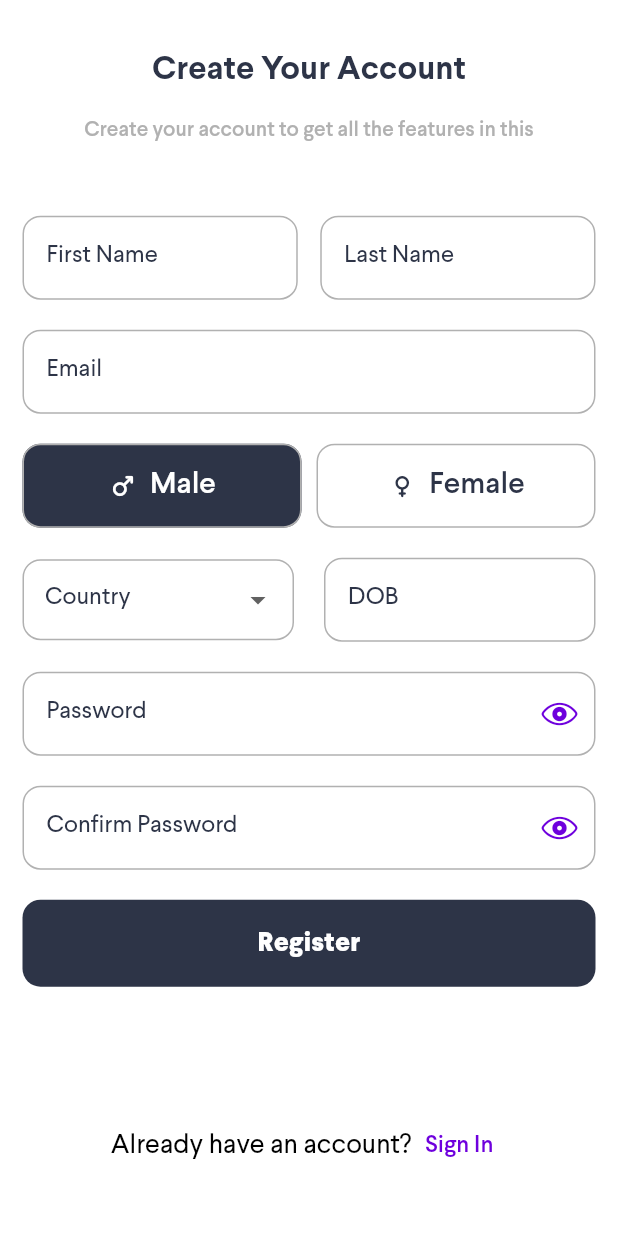
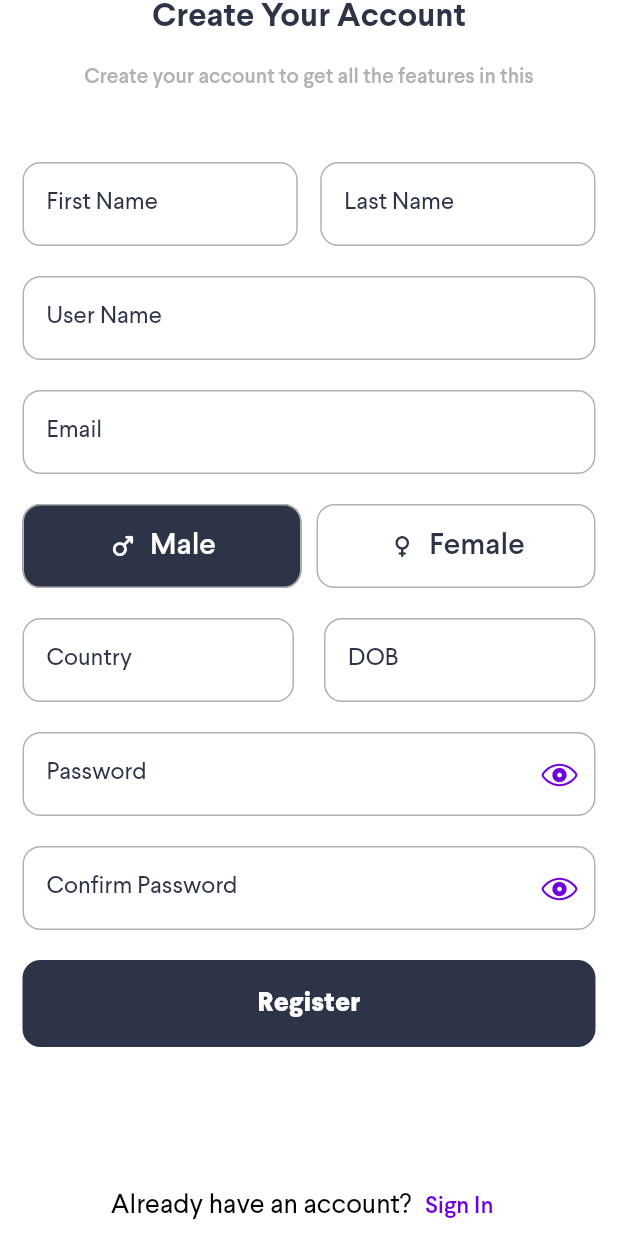
Before and after one commit to faiqkhan480/MUesdMe, a Flutter app: the RegisterScreen screen opened directly, on a phone screen of 412 x 824 dp. Run offline on Flutter 3.47's test engine with Material 2 defaults, Android fonts, the phone set to English and light mode, and no system bars; our stand-ins replace badges, country_picker, flutter_svg, flutter_vector_icons, get, get_it and 5 more; missing offline and left inert: agora_rtc_engine, agora_rtm, flutter_storage_path, imgly_sdk, photo_editor_sdk, video_editor_sdk and 1 more; accounts and stored records are empty; generated files the repository leaves out were written again.

Commit message:
integrate register api...

```diff
--- a/lib/main.dart
+++ b/lib/main.dart
@@ -2,6 +2,7 @@ import 'package:flutter/material.dart';
 import 'package:get/get.dart';
 import 'package:get_storage/get_storage.dart';
 
+import 'navigation/bottom_navigation.dart';
 import 'screens/auth/login_screen.dart';
 import 'utils/di_setup.dart' as di;
 
@@ -17,6 +18,7 @@ class MyApp extends StatelessWidget {
   // This widget is the root of your application.
   @override
   Widget build(BuildContext context) {
+    final GetStorage box = GetStorage();
     return GetMaterialApp(
       title: 'MUsedMe',
       debugShowCheckedModeBanner: false,
@@ -35,7 +37,7 @@ class MyApp extends StatelessWidget {
         ),
         fontFamily: 'Larsseit'
       ),
-      home: const LoginScreen(),
+      home: box.read("token") != null ? const BottomNavigation() : const LoginScreen(),
       // home: const BottomNavigation(),
     );
   }
--- a/lib/screens/auth/login_screen.dart
+++ b/lib/screens/auth/login_screen.dart
@@ -200,12 +200,15 @@ class _LoginScreenState extends State<LoginScreen> {
         setState(() => loader = true);
         bool res = await _authService.loginUser(emailController.text, passwordController.text);
         setState(() => loader = false);
+        if(res) {
+          if(mounted) return;
+          Navigator.pushReplacement(context, CupertinoPageRoute(builder: (context) => const BottomNavigation()));
+        }
       }
       catch(e) {
         debugPrint("$e");
         setState(() => loader = false);
       }
     }
-    // Navigator.pushReplacement(context, CupertinoPageRoute(builder: (context) => const BottomNavigation()));
   }
 }
--- a/lib/screens/auth/register_screen.dart
+++ b/lib/screens/auth/register_screen.dart
@@ -1,12 +1,17 @@
+import 'package:country_picker/country_picker.dart';
 import 'package:flutter/cupertino.dart';
 import 'package:flutter/material.dart';
+import 'package:flutter/services.dart';
 import 'package:flutter_svg/flutter_svg.dart';
 import 'package:intl/intl.dart';
+import 'package:lottie/lottie.dart';
 
 import '../../navigation/bottom_navigation.dart';
+import '../../services/auth_service.dart';
 import '../../utils/app_colors.dart';
 import '../../utils/assets.dart';
 import '../../utils/constants.dart';
+import '../../utils/di_setup.dart';
 import '../../widgets/input_field.dart';
 import '../../widgets/text_widget.dart';
 
@@ -18,13 +23,37 @@ class RegisterScreen extends StatefulWidget {
 }
 
 class _RegisterScreenState extends State<RegisterScreen> {
-  TextEditingController emailController = TextEditingController();
-  TextEditingController passwordController = TextEditingController();
+  TextEditingController firstName = TextEditingController();
+  TextEditingController lastName = TextEditingController();
+  TextEditingController userName = TextEditingController();
+  TextEditingController email = TextEditingController();
+  TextEditingController password = TextEditingController();
+  TextEditingController confirmPassword = TextEditingController();
+  TextEditingController country = TextEditingController();
   TextEditingController dobController = TextEditingController();
 
   DateTime selectedDate = DateTime.now();
   bool isMale = true;
-  String? selectedCountry;
+  bool passSecure = true;
+  bool confirmPassSecure = true;
+  bool loader = false;
+  // String? selectedCountry;
+
+  final GlobalKey<FormState> _formKey = GlobalKey<FormState>();
+
+  final AuthService _authService = getIt<AuthService>();
+
+  static String countryCodeToEmoji(String countryCode) {
+    // 0x41 is Letter A
+    // 0x1F1E6 is Regional Indicator Symbol Letter A
+    // Example :
+    // firstLetter U => 20 + 0x1F1E6
+    // secondLetter S => 18 + 0x1F1E6
+    // See: https://en.wikipedia.org/wiki/Regional_Indicator_Symbol
+    final int firstLetter = countryCode.codeUnitAt(0) - 0x41 + 0x1F1E6;
+    final int secondLetter = countryCode.codeUnitAt(1) - 0x41 + 0x1F1E6;
+    return String.fromCharCode(firstLetter) + String.fromCharCode(secondLetter);
+  }
 
   @override
   Widget build(BuildContext context) {
@@ -34,6 +63,7 @@ class _RegisterScreenState extends State<RegisterScreen> {
           child: SingleChildScrollView(
             padding: const EdgeInsets.symmetric(horizontal: 15),
             child: Form(
+              key: _formKey,
               child: Column(
                 children: [
                   const TextWidget("Create Your Account\n", color: AppColors.secondaryColor, size: 22, weight: FontWeight.w700),
@@ -44,31 +74,41 @@ class _RegisterScreenState extends State<RegisterScreen> {
                     children: [
                       Expanded(
                         child: InputField(
-                          controller: emailController,
+                          controller: firstName,
                           hintText: "First Name",
-                          keyboardType: TextInputType.phone,
-                          validator: (String? value) => value!.isEmpty ? "Email is required!" : null,
+                          keyboardType: TextInputType.text,
+                          validator: (String? value) => value!.isEmpty ? "First name is required!" : null,
                           onSubmit: (_) => FocusScope.of(context).nextFocus(),
                         ),
                       ),
                       const SizedBox(width: 15,),
                       Expanded(
                         child: InputField(
-                          controller: emailController,
+                          controller: lastName,
                           hintText: "Last Name",
-                          keyboardType: TextInputType.phone,
-                          validator: (String? value) => value!.isEmpty ? "Email is required!" : null,
+                          keyboardType: TextInputType.text,
+                          validator: (String? value) => value!.isEmpty ? "Last name is required!" : null,
                           onSubmit: (_) => FocusScope.of(context).nextFocus(),
                         ),
                       ),
                     ],
                   ),
                   const SizedBox(height: 20,),
+                  // USER NAME FIELD
+                  InputField(
+                    controller: userName,
+                    hintText: "User Name",
+                    keyboardType: TextInputType.text,
+                    inputFormatters: [FilteringTextInputFormatter.deny(RegExp(r'\s')),],
+                    validator: (String? value) => value!.isEmpty ? "User name is required!" : null,
+                    onSubmit: (_) => FocusScope.of(context).nextFocus(),
+                  ),
+                  const SizedBox(height: 20,),
                   // EMAIL FIELD
                   InputField(
-                    controller: emailController,
+                    controller: email,
                     hintText: "Email",
-                    keyboardType: TextInputType.phone,
+                    keyboardType: TextInputType.text,
                     validator: (String? value) => value!.isEmpty ? "Email is required!" : null,
                     onSubmit: (_) => FocusScope.of(context).nextFocus(),
                   ),
@@ -130,20 +170,33 @@ class _RegisterScreenState extends State<RegisterScreen> {
                   // DOB & COUNTRY FIELDS
                   Row(
                     children: [
-                      Expanded(child: DropDownInputField(
-                        items: const ["Pakistan", "India", "UAE"],
-                        onChanged: handleCountry,
-                        hintText: "Country",
-                      )),
-                      SizedBox(width: 20,),
+                      Expanded(
+                        child: InputField(
+                          controller: country,
+                          hintText: "Country",
+                          readOnly: true,
+                          onTap: handleCountry,
+                          trailingIcon: country.text.isNotEmpty ? Padding(
+                            padding: const EdgeInsets.only(top: 10),
+                            child: Text(countryCodeToEmoji(country.text),
+                              textAlign: TextAlign.center,
+                              style: const TextStyle(fontSize: 25),
+                            ),
+                          ) : null,
+                          keyboardType: TextInputType.text,
+                          validator: (String? value) => value!.isEmpty ? "Country is required!" : null,
+                          onSubmit: (_) => FocusScope.of(context).nextFocus(),
+                        ),
+                      ),
+                      const SizedBox(width: 20,),
                       Expanded(
                         child: InputField(
                           controller: dobController,
                           hintText: "DOB",
                           readOnly: true,
                           onTap: handleDate,
-                          keyboardType: TextInputType.phone,
-                          // validator: (String? value) => value!.isEmpty ? "Email is required!" : null,
+                          keyboardType: TextInputType.text,
+                          validator: (String? value) => value!.isEmpty ? "Birth Date is required!" : null,
                           onSubmit: (_) => FocusScope.of(context).nextFocus(),
                         ),
                       ),
@@ -153,29 +206,38 @@ class _RegisterScreenState extends State<RegisterScreen> {
                   const SizedBox(height: 20,),
                   // PASSWORD FIELD
                   InputField(
-                    controller: emailController,
+                    controller: password,
                     hintText: "Password",
-                    keyboardType: TextInputType.phone,
-                    obscureText: true,
-                    validator: (String? value) => value!.isEmpty ? "Email is required!" : null,
+                    keyboardType: TextInputType.text,
+                    obscureText: passSecure,
+                    validator: (String? value) => value!.isEmpty ? "Password is required!" : null,
                     onSubmit: (_) => FocusScope.of(context).nextFocus(),
-                    trailingIcon: const Icon(CupertinoIcons.eye, color: AppColors.progressColor),
+                    trailingIcon: IconButton(
+                        onPressed: () => setState(() => passSecure = !passSecure),
+                        icon: Icon(passSecure ? CupertinoIcons.eye : CupertinoIcons.eye_slash, color: AppColors.progressColor)),
                   ),
                   const SizedBox(height: 20,),
                   // CONFIRM PASSWORD FIELD
                   InputField(
-                    controller: emailController,
+                    controller: confirmPassword,
                     hintText: "Confirm Password",
-                    keyboardType: TextInputType.phone,
-                    obscureText: true,
-                    validator: (String? value) => value!.isEmpty ? "Email is required!" : null,
+                    keyboardType: TextInputType.text,
+                    obscureText: confirmPassSecure,
+                    validator: (String? value) => value!.isEmpty ? "Confirm Password is required!" : value != password.text ? "Confirm password is not matched!" : null,
                     onSubmit: (_) => FocusScope.of(context).nextFocus(),
-                    trailingIcon: const Icon(CupertinoIcons.eye, color: AppColors.progressColor),
+                    trailingIcon: IconButton(
+                        onPressed: () => setState(() => confirmPassSecure = !confirmPassSecure),
+                        icon: Icon(confirmPassSecure ? CupertinoIcons.eye : CupertinoIcons.eye_slash, color: AppColors.progressColor)),
                   ),
                   const SizedBox(height: 20,),
 
                   // SUBMIT BUTTON
-                  SizedBox(
+                  if(loader)
+                    SizedBox(
+                        height: 55,
+                        child: Lottie.asset(Assets.loader))
+                  else
+                    SizedBox(
                     width: double.infinity,
                     child: TextButton(
                       onPressed: handleSubmit,
@@ -221,7 +283,7 @@ class _RegisterScreenState extends State<RegisterScreen> {
     );
   }
 
-  handleDate() async {
+  Future<void> handleDate() async {
     DateTime? res = await showDatePicker(
         context: context,
         initialDate: selectedDate,
@@ -236,13 +298,42 @@ class _RegisterScreenState extends State<RegisterScreen> {
     }
   }
 
-  handleCountry(String? val) {
-    setState(() {
-      selectedCountry = val;
-    });
+  void handleCountry() {
+    showCountryPicker(
+      context: context,
+      showPhoneCode: false, // optional. Shows phone code before the country name.
+      onSelect: (Country c) {
+        setState(() {
+          country.text = c.countryCode;
+        });
+      },
+    );
   }
 
-  handleSubmit() {
-    Navigator.pushReplacement(context, CupertinoPageRoute(builder: (context) => const BottomNavigation()));
+  Future<void> handleSubmit() async {
+    if(!loader && _formKey.currentState!.validate()) {
+      try {
+        setState(() => loader = true);
+        bool res = await _authService.registerUser(
+          firstName.text, // FIRST NAME
+          lastName.text, // LAST NAME
+          userName.text, // USER NAME
+          email.text, // EMAIL CONTROLLER
+          isMale ? "Male" : "Female", // GENDER
+          country.text, // COUNTRY
+          dobController.text, // DATE OF BIRTH
+          password.text // PASSWORD
+        );
+        setState(() => loader = false);
+        if(res) {
+          if(mounted) return;
+          Navigator.pushReplacement(context, CupertinoPageRoute(builder: (context) => const BottomNavigation()));
+        }
+      }
+      catch(e) {
+        debugPrint("$e");
+        setState(() => loader = false);
+      }
+    }
   }
 }
--- a/pubspec.yaml
+++ b/pubspec.yaml
@@ -36,6 +36,7 @@ dependencies:
   agora_rtm: ^1.1.1
   badges: ^2.0.3
   callkeep: ^0.3.2
+  country_picker: ^2.0.16
   cupertino_icons: ^1.0.2
   flutter_storage_path: ^1.0.3
   flutter_svg: ^1.1.5
```
Also changed, not shown: lib/services/auth_service.dart (+44 -36 lines), pubspec.lock.
